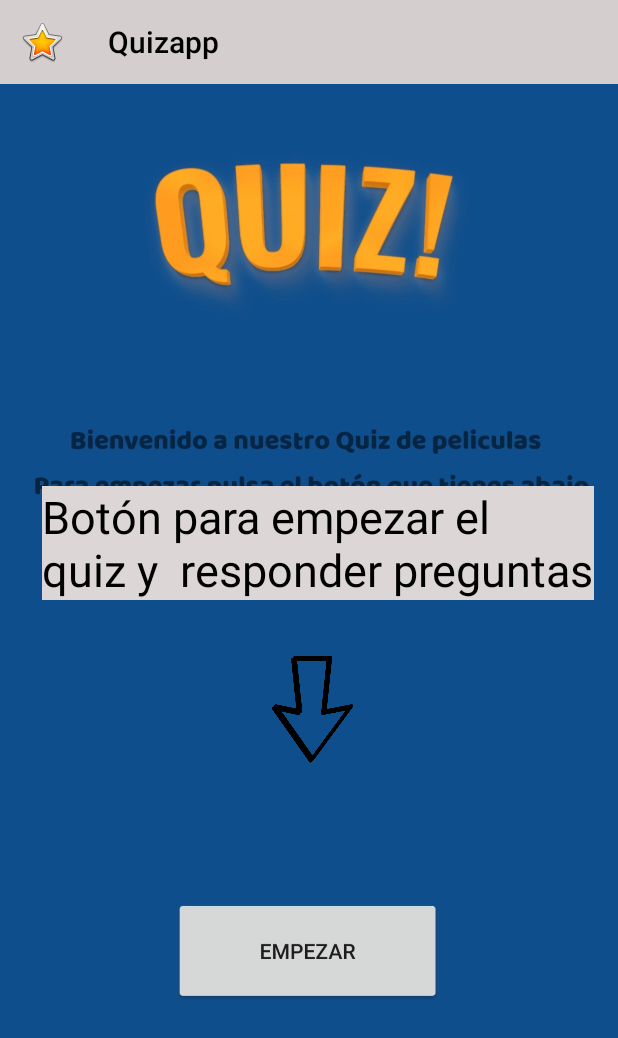
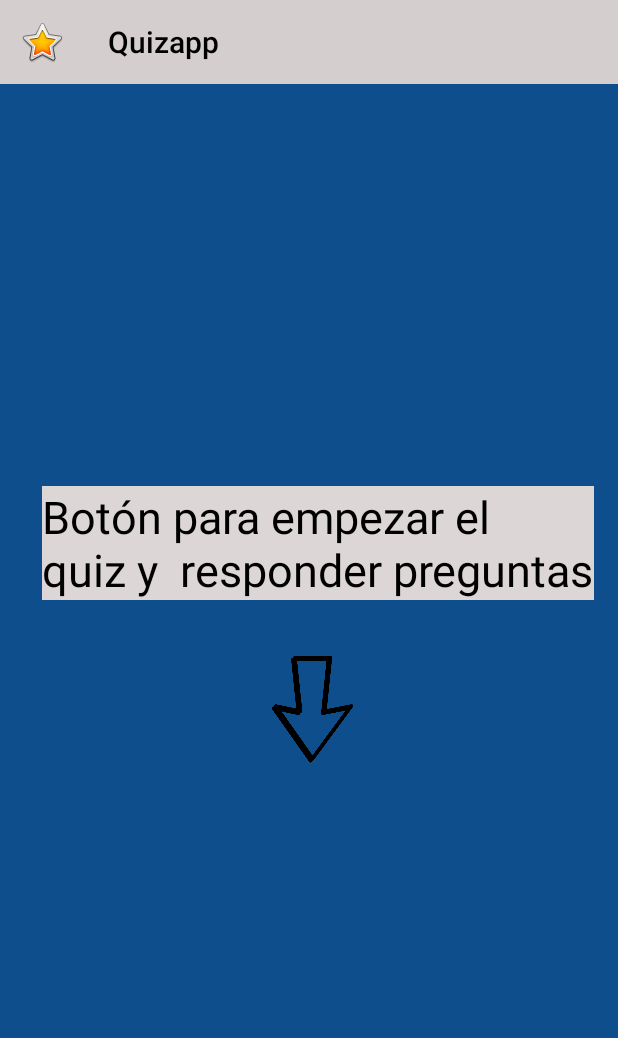
Before and after one commit to DLois97/PracticaLaboratoriosMoviles1, an Android app: the ManualInicio screen opened directly, with no data from a screen before it, on a phone screen of 412 x 824 dp. Shown: the top 1038 px of the screen. Run offline under Robolectric (Android 15) with nearby library versions, the phone set to English and light mode, and no system bars; Roboto replaces fonts that are not available here.

```diff
--- a/app/src/main/res/layout/activity_manual_inicio.xml
+++ b/app/src/main/res/layout/activity_manual_inicio.xml
@@ -14,19 +14,6 @@
         app:layout_constraintEnd_toEndOf="parent"
         app:layout_constraintStart_toStartOf="parent"
         app:layout_constraintTop_toTopOf="parent" />
-
-    <ImageView
-        android:id="@+id/imageView4"
-        android:layout_width="413dp"
-        android:layout_height="729dp"
-        android:background="#0F4E8C"
-        app:layout_constraintBottom_toBottomOf="parent"
-        app:layout_constraintEnd_toEndOf="parent"
-        app:layout_constraintHorizontal_bias="0.507"
-        app:layout_constraintStart_toStartOf="parent"
-        app:layout_constraintTop_toTopOf="@+id/toolbar"
-        app:layout_constraintVertical_bias="1.0"
-        app:srcCompat="@drawable/ManualInicio" />
 
     <TextView
         android:id="@+id/textView3"
--- a/app/src/main/res/layout/activity_manual_pregunta.xml
+++ b/app/src/main/res/layout/activity_manual_pregunta.xml
@@ -21,7 +21,7 @@
         android:layout_marginTop="8dp"
         app:layout_constraintEnd_toEndOf="parent"
         app:layout_constraintTop_toBottomOf="@+id/toolbar"
-        app:srcCompat="@drawable/ManualPregunta" />
+        app:srcCompat="@drawable/manualpregunta" />
 
     <TextView
         android:id="@+id/textView4"
```
Also changed, not shown: app/src/main/res/drawable-v24/ManualInicio.jpg (deleted), app/src/main/res/drawable-v24/manualpregunta.png (renamed from app/src/main/res/drawable-v24/ManualPregunta.png).
